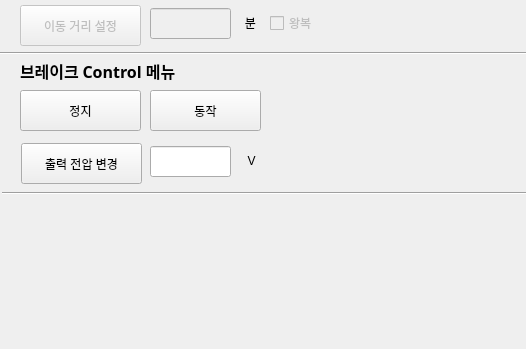
kimyh2000/pas-motor, file inverterUI.ui: the form before one commit; both pictures show x 0 to 526 and y 355 to 704 of the 689 by 704 pixel window.
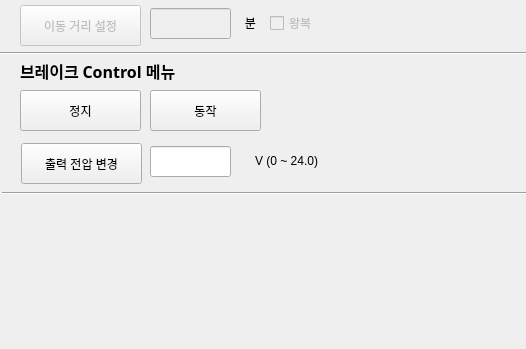
The form after the commit.

Commit message: UI 변경함

The edit to the form file:
```diff
--- a/inverterUI.ui
+++ b/inverterUI.ui
@@ -356,12 +356,12 @@
      <rect>
       <x>241</x>
       <y>500</y>
-      <width>21</width>
+      <width>91</width>
       <height>31</height>
      </rect>
     </property>
     <property name="text">
-     <string>V</string>
+     <string>V (0 ~ 24.0)</string>
     </property>
     <property name="alignment">
      <set>Qt::AlignCenter</set>
```
The commit also changes 1 other file.
